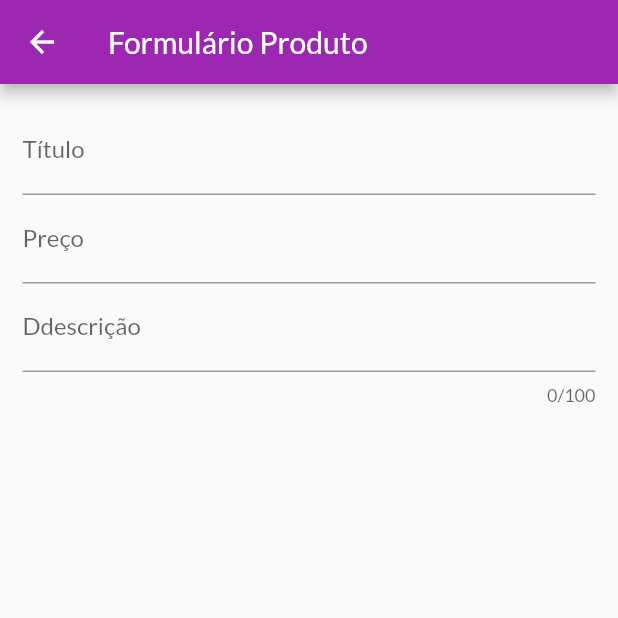
After one commit to JoelSchecheleski/shopone, a Flutter app: the ProductFormScreen screen opened by its route, on a phone screen of 412 x 824 dp, the top half of it. The commit adds this screen. Run offline on Flutter 3.47's test engine with Material 2 defaults, Android fonts, the phone set to English and light mode, and no system bars; our stand-ins replace cached_network_image; network calls fail.

Commit message:
Adicionado permissão de acesso a internet e adicionado  tela de gestão de produtos

```diff
--- a/lib/main.dart
+++ b/lib/main.dart
@@ -5,9 +5,11 @@ import 'package:shop/providers/cart-provider.dart';
 import 'package:shop/providers/orders-provider.dart';
 import 'package:shop/providers/products-provider.dart';
 import 'package:shop/utils/app-routes.dart';
+import 'package:shop/views/Products-screen.dart';
 import 'package:shop/views/cart-screen.dart';
 import 'package:shop/views/orders-screen.dart';
 import 'package:shop/views/product-detail-screen.dart';
+import 'package:shop/views/product-form-screen.dart';
 import 'package:shop/views/produts--overview-screen.dart';
 
 void main() => runApp(MyApp());
@@ -41,6 +43,8 @@ class MyApp extends StatelessWidget {
           AppRoutes.PRODUCT_DATAIL: (context) => ProductDetailScreen(),
           AppRoutes.CART: (context) => CartScreen(),
           AppRoutes.ORDERS: (context) => OrderScreen(),
+          AppRoutes.PRODUCTS: (context) => ProductsScreen(),
+          AppRoutes.PRODUCT_FORM: (context) => ProductFormScreen()
         },
       ),
     );
--- a/lib/providers/products-provider.dart
+++ b/lib/providers/products-provider.dart
@@ -5,16 +5,19 @@ import 'package:shop/providers/product-model.dart';
 class Products with ChangeNotifier {
   // padrão observable
 
-  List<Product> _itens = DUMMY_PRODUCTS;
+  List<Product> _items = DUMMY_PRODUCTS;
 
   // Retorna uma cópia e não um valor original
-  List<Product> get items  => [ ..._itens ];
+  List<Product> get items  => [ ..._items ];
   List<Product> get favoritesItems {
-    return _itens.where((p) => p.isFavorite).toList();
+    return _items.where((p) => p.isFavorite).toList();
   }
 
+  int get itemsCount {
+    return _items.length;
+  }
   void addProduct(Product product) {
-    _itens.add(product);
+    _items.add(product);
     notifyListeners(); // Notifica todos os interessados quando uma mudança acontecer.
   }
 }
@@ -23,9 +26,9 @@ class Products with ChangeNotifier {
 
 //  List<Product> get items {
 //    if (_showFavoriteOnly) {
-//      return _itens.where((prod) => prod.isFavorite).toList();
+//      return _items.where((prod) => prod.isFavorite).toList();
 //    } else {
-//      return [ ..._itens ];
+//      return [ ..._items ];
 //    }
 //  }
 
--- a/lib/utils/app-routes.dart
+++ b/lib/utils/app-routes.dart
@@ -3,4 +3,6 @@ class AppRoutes {
   static const PRODUCT_DATAIL = '/product-detail';
   static const CART = '/cart';
   static const ORDERS = '/orders';
+  static const PRODUCTS = '/products';
+  static const PRODUCT_FORM = '/product-form';
 }
--- a/lib/views/product-detail-screen.dart
+++ b/lib/views/product-detail-screen.dart
@@ -1,3 +1,4 @@
+import 'package:cached_network_image/cached_network_image.dart';
 import 'package:flutter/material.dart';
 import 'package:shop/providers/product-model.dart';
 
@@ -19,8 +20,8 @@ class ProductDetailScreen extends StatelessWidget {
             Container(
               height: 300,
               width: double.infinity,
-              child: Image.network(
-                product.imageUrl,
+              child: CachedNetworkImage(
+                imageUrl: product.imageUrl,
                 fit: BoxFit.cover,
               ),
             ),
--- /dev/null
+++ b/lib/views/product-form-screen.dart
@@ -0,0 +1,62 @@
+import 'package:flutter/material.dart';
+import 'package:flutter/services.dart';
+
+class ProductFormScreen extends StatefulWidget {
+  @override
+  _ProductFormScreenState createState() => _ProductFormScreenState();
+}
+
+class _ProductFormScreenState extends State<ProductFormScreen> {
+  final _priceFocusNode = FocusNode();
+  final _descriptionFocusNode = FocusNode();
+
+  void dispose() {
+    super.dispose();
+    _priceFocusNode.dispose();
+    _descriptionFocusNode.dispose();
+  }
+
+  @override
+  Widget build(BuildContext context) {
+    return Scaffold(
+      appBar: AppBar(
+        title: Text('Formulário Produto'),
+      ),
+      body: Padding(
+        padding: const EdgeInsets.all(15.0),
+        child: Form(
+          child: ListView(
+            children: [
+              TextFormField(
+                decoration: InputDecoration(labelText: 'Título'),
+                textInputAction: TextInputAction.next,
+                // altera o tipo de botão para navegar
+                onFieldSubmitted: (_) {
+                  // executa ao clicar em next
+                  FocusScope.of(context).requestFocus(_priceFocusNode);
+                },
+              ),
+              TextFormField(
+                decoration: InputDecoration(labelText: 'Preço'),
+                focusNode: _priceFocusNode,
+                textInputAction: TextInputAction.next,
+                keyboardType: TextInputType.numberWithOptions(
+                    decimal: true),
+                onFieldSubmitted: (_) {
+                  FocusScope.of(context).requestFocus(_descriptionFocusNode);
+                },
+              ),
+              TextFormField(
+                decoration: InputDecoration(labelText: 'Ddescrição'),
+                maxLength: 100,
+                keyboardType: TextInputType.multiline,
+                textInputAction: TextInputAction.next,
+                focusNode: _descriptionFocusNode,
+              ),
+            ],
+          ),
+        ),
+      ),
+    );
+  }
+}
--- a/lib/widgets/produc_grid.dart
+++ b/lib/widgets/produc_grid.dart
@@ -1,7 +1,7 @@
 import 'package:flutter/material.dart';
 import 'package:provider/provider.dart';
 import 'package:shop/providers/products-provider.dart';
-import 'package:shop/widgets/prroduct_item.dart';
+import 'package:shop/widgets/prroduct_grid_item.dart';
 
 class ProductGrid extends StatelessWidget {
 
@@ -21,7 +21,7 @@ class ProductGrid extends StatelessWidget {
       itemBuilder: (ctx, i) => ChangeNotifierProvider.value(
         // Quando já existir um Change Nofifier mixin então  deve ser usado o value
         value: products[i],
-        child: ProductItem(),
+        child: ProductGridItem(),
       ),
       gridDelegate: SliverGridDelegateWithFixedCrossAxisCount(
           crossAxisCount: 2,
--- a/pubspec.yaml
+++ b/pubspec.yaml
@@ -11,6 +11,7 @@ dependencies:
     sdk: flutter
   provider: ^4.3.2+2
   intl: ^0.16.1
+  cached_network_image: ^2.3.2+1
 
   cupertino_icons: ^0.1.2
 
```
Also changed, not shown: lib/views/Products-screen.dart (added, +43 -0 lines), lib/views/app-drawer.dart (+10 -0 lines), lib/widgets/product-item.dart (added, +35 -0 lines), lib/widgets/prroduct_grid_item.dart (renamed from lib/widgets/prroduct_item.dart, +4 -3 lines), pubspec.lock, 3 other files.
